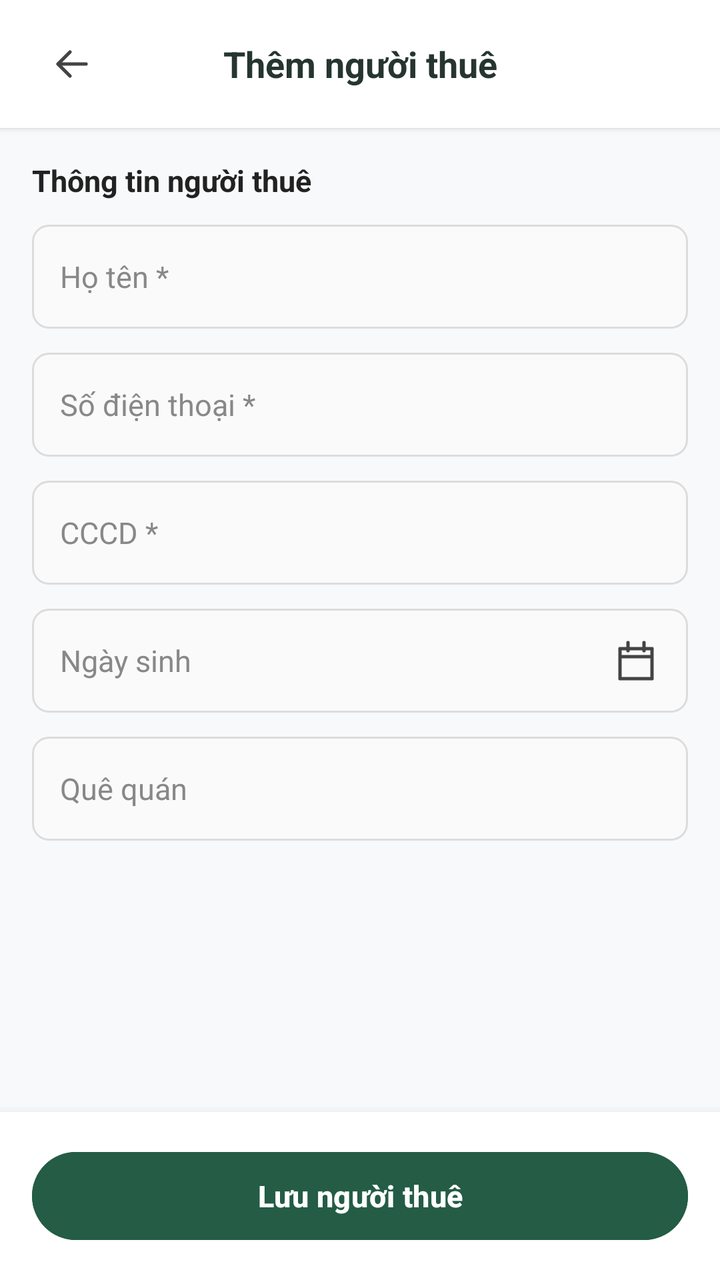
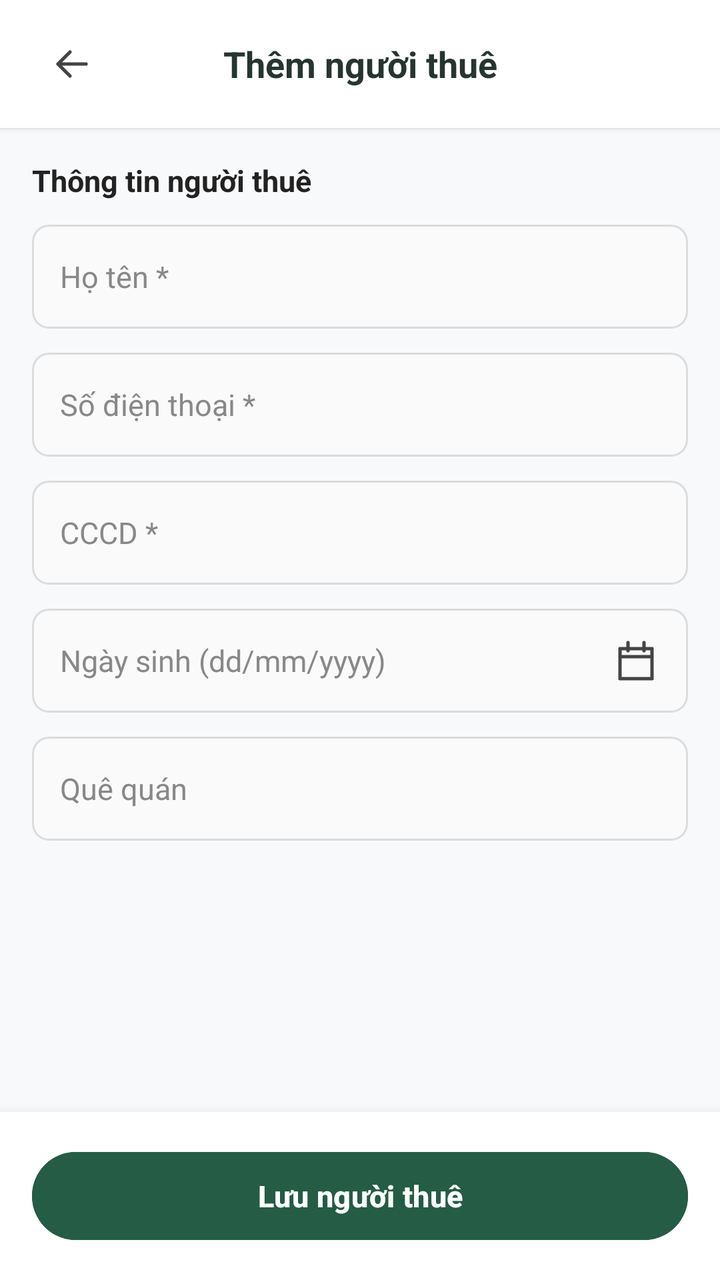

Two renders of the same Android screen: before a commit and after it. Below are the layout's source before the change and the commit's diff.
<!-- AndroidManifest.xml: application theme Theme.BTLQuanLyNhaTro -->
<!-- res/layout/activity_them_nguoi_thue.xml -->
<?xml version="1.0" encoding="utf-8"?>
<LinearLayout xmlns:android="http://schemas.android.com/apk/res/android"
    xmlns:tools="http://schemas.android.com/tools"
    android:layout_width="match_parent"
    android:layout_height="match_parent"
    android:background="#F8F9FA"
    android:fitsSystemWindows="true"
    android:orientation="vertical"
    tools:context=".ThemNguoiThueActivity">

    
    <LinearLayout
        android:layout_width="match_parent"
        android:layout_height="64dp"
        android:background="#FFFFFF"
        android:elevation="2dp"
        android:gravity="center_vertical"
        android:orientation="horizontal"
        android:paddingHorizontal="16dp">

        <ImageView
            android:id="@+id/btnBack"
            android:layout_width="40dp"
            android:layout_height="40dp"
            android:background="?attr/selectableItemBackgroundBorderless"
            android:clickable="true"
            android:focusable="true"
            android:padding="8dp"
            android:src="@drawable/ic_back"
            android:contentDescription="Quay lại" />

        <TextView
            android:layout_width="0dp"
            android:layout_height="wrap_content"
            android:layout_weight="1"
            android:gravity="center"
            android:text="Thêm người thuê"
            android:textColor="#26352F"
            android:textSize="18sp"
            android:textStyle="bold" />

        <View
            android:layout_width="40dp"
            android:layout_height="1dp" />
    </LinearLayout>

    
    <ScrollView
        android:layout_width="match_parent"
        android:layout_height="0dp"
        android:layout_weight="1"
        android:fillViewport="true">

        <LinearLayout
            android:layout_width="match_parent"
            android:layout_height="wrap_content"
            android:orientation="vertical"
            android:padding="16dp">

            
            <TextView
                android:layout_width="wrap_content"
                android:layout_height="wrap_content"
                android:text="Thông tin người thuê"
                android:textColor="#222222"
                android:textSize="15sp"
                android:textStyle="bold"
                android:layout_marginBottom="12dp" />

            
            <EditText
                android:id="@+id/edtHoTen"
                android:layout_width="match_parent"
                android:layout_height="52dp"
                android:layout_marginBottom="12dp"
                android:background="@drawable/bg_edittext"
                android:hint="Họ tên *"
                android:inputType="textPersonName"
                android:maxLines="1"
                android:paddingHorizontal="14dp"
                android:textSize="15sp"
                android:textColor="#222222"
                android:textColorHint="#888888" />

            
            <EditText
                android:id="@+id/edtSDT"
                android:layout_width="match_parent"
                android:layout_height="52dp"
                android:layout_marginBottom="12dp"
                android:background="@drawable/bg_edittext"
                android:hint="Số điện thoại *"
                android:inputType="phone"
                android:maxLines="1"
                android:paddingHorizontal="14dp"
                android:textSize="15sp"
                android:textColor="#222222"
                android:textColorHint="#888888" />

            
            <EditText
                android:id="@+id/edtCCCD"
                android:layout_width="match_parent"
                android:layout_height="52dp"
                android:layout_marginBottom="12dp"
                android:background="@drawable/bg_edittext"
                android:hint="CCCD *"
                android:inputType="number"
                android:maxLines="1"
                android:paddingHorizontal="14dp"
                android:textSize="15sp"
                android:textColor="#222222"
                android:textColorHint="#888888" />

            
            <EditText
                android:id="@+id/edtNgaySinh"
                android:layout_width="match_parent"
                android:layout_height="52dp"
                android:layout_marginBottom="12dp"
                android:background="@drawable/bg_edittext"
                android:drawableEnd="@drawable/ic_calendar"
                android:focusable="false"
                android:clickable="true"
                android:hint="Ngày sinh"
                android:paddingHorizontal="14dp"
                android:textSize="15sp"
                android:textColor="#222222"
                android:textColorHint="#888888" />

            
            <EditText
                android:id="@+id/edtQueQuan"
                android:layout_width="match_parent"
                android:layout_height="52dp"
                android:layout_marginBottom="16dp"
                android:background="@drawable/bg_edittext"
                android:hint="Quê quán"
                android:inputType="text"
                android:maxLines="1"
                android:paddingHorizontal="14dp"
                android:textSize="15sp"
                android:textColor="#222222"
                android:textColorHint="#888888" />

        </LinearLayout>
    </ScrollView>

    
    <LinearLayout
        android:layout_width="match_parent"
        android:layout_height="wrap_content"
        android:background="#FFFFFF"
        android:elevation="8dp"
        android:padding="16dp">

        <Button
            android:id="@+id/btnLuuNguoiThue"
            android:layout_width="match_parent"
            android:layout_height="52dp"
            android:backgroundTint="#245C45"
            android:text="Lưu người thuê"
            android:textColor="#FFFFFF"
            android:textSize="15sp"
            android:textStyle="bold" />
    </LinearLayout>

</LinearLayout>
<!-- resources referenced by this layout -->
<resources>
  <!-- drawable bg_edittext (drawable) -->
  <shape xmlns:android="http://schemas.android.com/apk/res/android">
      <solid android:color="#FAFAFA"/>
      <stroke android:width="1dp" android:color="#DCDCDC"/>
      <corners android:radius="8dp"/>
  </shape>
  <!-- drawable ic_back (drawable) -->
  <vector xmlns:android="http://schemas.android.com/apk/res/android"
      android:width="24dp" android:height="24dp" android:viewportWidth="24" android:viewportHeight="24">
      <path android:pathData="M19,12 L5,12 M11,6 L5,12 L11,18" android:strokeColor="@color/darker_gray"
          android:strokeWidth="1.7" android:strokeLineCap="round" android:strokeLineJoin="round" />
  </vector>
  <!-- drawable ic_calendar (drawable) -->
  <vector xmlns:android="http://schemas.android.com/apk/res/android"
      android:width="24dp" android:height="24dp" android:viewportWidth="24" android:viewportHeight="24">
      <path android:pathData="M4,6 L20,6 L20,21 L4,21 Z M4,10 L20,10 M8,3 L8,7 M16,3 L16,7" android:strokeColor="@color/darker_gray"
          android:strokeWidth="1.7" android:strokeLineCap="round" android:strokeLineJoin="round" />
  </vector>
  <style name="Theme.BTLQuanLyNhaTro" parent="Base.Theme.BTLQuanLyNhaTro" />
  <color name="darker_gray">#FF444444</color>
  <style name="Base.Theme.BTLQuanLyNhaTro" parent="Theme.Material3.DayNight.NoActionBar">
          
          
      </style>
</resources>

<!-- the commit's change to res/layout/activity_them_nguoi_thue.xml (unified diff, before → after) -->
@@ -120,9 +120,8 @@
                 android:layout_marginBottom="12dp"
                 android:background="@drawable/bg_edittext"
                 android:drawableEnd="@drawable/ic_calendar"
-                android:focusable="false"
                 android:clickable="true"
-                android:hint="Ngày sinh"
+                android:hint="Ngày sinh (dd/mm/yyyy)"
                 android:paddingHorizontal="14dp"
                 android:textSize="15sp"
                 android:textColor="#222222"
